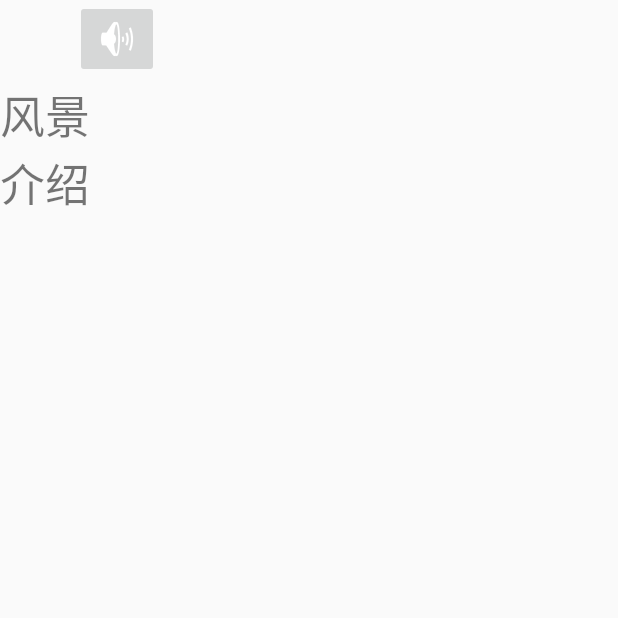
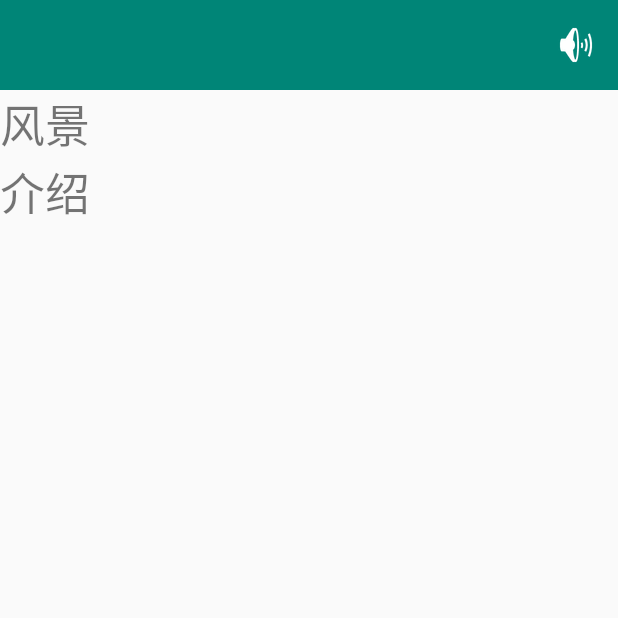
Before and after one commit to Xu-smog/School-Map, an Android app: the DetailsActivity screen opened directly, with no data from a screen before it, on a phone screen of 412 x 824 dp, the top half of it. Run offline under Robolectric (Android 15) with nearby library versions, the phone set to English and light mode, and no system bars.

Commit message:
略微优化ui，添加toolbar，修复语音播放

```diff
--- a/School_Map/app/src/main/java/com/xu/school_map/DetailsActivity.java
+++ b/School_Map/app/src/main/java/com/xu/school_map/DetailsActivity.java
@@ -11,9 +11,12 @@
 import android.support.design.widget.Snackbar;
 import android.support.v7.app.AppCompatActivity;
 import android.support.v7.widget.Toolbar;
+import android.view.Menu;
+import android.view.MenuItem;
 import android.view.View;
 import android.widget.ImageView;
 import android.widget.TextView;
+import android.widget.Toast;
 
 import com.baidu.mapapi.map.BaiduMap;
 import com.baidu.mapapi.model.LatLng;
@@ -46,11 +49,34 @@
 
         setContentView(R.layout.activity_details);
 
-        TextView textView= findViewById(R.id.titleView);
+        Toolbar toolbar = findViewById(R.id.toolbar);
+        toolbar.setTitle(name);
+        toolbar.inflateMenu(R.menu.main_menu);
+        toolbar.setOnMenuItemClickListener(new Toolbar.OnMenuItemClickListener() {
+            @Override
+            public boolean onMenuItemClick(MenuItem menuItem) {
+                switch (menuItem.getItemId()){
+
+                    case R.id.action_speak:
+                        if(play) {
+                            mediaPlayer.stop();
+                            play=false;
+                        }
+                        else {
+                            playSoundByMedia();
+                            play=true;
+                        }
+                        break;
+                }
+                return true;
+            }
+        });
+
+        //TextView textView= findViewById(R.id.titleView);
         TextView descriptionView = findViewById(R.id.descriptionView);
         ImageView imageView=findViewById(R.id.imageView);
 
-        textView.setText(name);
+        //textView.setText(name);
 
         //Json数据的读写
         try {
@@ -90,30 +116,15 @@
         }
     }
 
-    //按钮的单击事件
-    public void onClick(View view) {
-        switch (view.getId()) {
-            //切换地图类型
-            case R.id.audioButton:
-                if(play) {
-                    mediaPlayer.stop();
-                    play=false;
-                }
-                else {
-                    playSoundByMedia();
-                    play=true;
-                }
-                break;
-        }
-    }
-
     private void playSoundByMedia() {
         try {
             mediaPlayer = new MediaPlayer();
             mediaPlayer.setAudioStreamType(AudioManager.STREAM_MUSIC);
             //mediaPlayer.setOnCompletionListener(beepListener);
             try {
+                //Toast.makeText(DetailsActivity.this, audio, Toast.LENGTH_LONG).show();
                 AssetFileDescriptor file = getResources().getAssets().openFd(audio);
+                //Toast.makeText(DetailsActivity.this, file.toString(), Toast.LENGTH_LONG).show();
                 mediaPlayer.setDataSource(file.getFileDescriptor(), file.getStartOffset(), file.getLength());
                 file.close();
                 mediaPlayer.setVolume(0.50f, 0.50f);
--- a/School_Map/app/src/main/java/com/xu/school_map/MainActivity.java
+++ b/School_Map/app/src/main/java/com/xu/school_map/MainActivity.java
@@ -620,7 +620,7 @@
             }
         });
         //使InfoWindow生效
-        mBaiduMap.showInfoWindow(new InfoWindow(infoView, point, -80));
+        mBaiduMap.showInfoWindow(new InfoWindow(infoView, point, -140));
     }
 
     private void getInfoWindoView(final String name,String info,final LatLng point) {
@@ -670,7 +670,7 @@
         });
 
         //使InfoWindow生效
-        mBaiduMap.showInfoWindow(new InfoWindow(infoView, point, -80));
+        mBaiduMap.showInfoWindow(new InfoWindow(infoView, point, -140));
     }
 
     // Android6.0之后需要动态申请权限
--- a/School_Map/app/src/main/res/layout/activity_details.xml
+++ b/School_Map/app/src/main/res/layout/activity_details.xml
@@ -26,19 +26,30 @@
                         android:layout_height="wrap_content"
                         android:orientation="horizontal">
 
+                        <!--
                         <TextView
                             android:id="@+id/titleView"
                             android:layout_width="wrap_content"
                             android:layout_height="wrap_content"
                             android:textSize="40dp" />
 
-                        <ImageButton
-                            android:id="@+id/audioButton"
-                            android:layout_width="wrap_content"
+                         -->
+
+                        <android.support.v7.widget.Toolbar
+                            android:id="@+id/toolbar"
+                            android:layout_width="match_parent"
                             android:layout_height="wrap_content"
-                            android:layout_marginLeft="50dp"
-                            app:srcCompat="@android:drawable/ic_lock_silent_mode_off"
-                            android:onClick="onClick"/>
+                            android:layout_alignStart="@+id/titleLinearLayout"
+                            android:layout_alignLeft="@id/titleLinearLayout"
+                            android:layout_weight="1"
+                            android:background="@color/colorPrimary"
+                            android:minHeight="60dp"
+                            android:theme="?attr/actionBarTheme">
+
+                        </android.support.v7.widget.Toolbar>
+
+
+
                     </LinearLayout>
 
                     <TextView
@@ -56,7 +67,9 @@
                         android:layout_height="wrap_content"
                         android:layout_alignLeft="@id/titleLinearLayout"
                         android:layout_below="@+id/imageTitleView"
-                        android:adjustViewBounds="true" />
+                        android:adjustViewBounds="true"
+                        android:paddingLeft="20dp"
+                        android:paddingRight="20dp"/>
 
                     <TextView
                         android:id="@+id/descTitleView"
@@ -73,7 +86,9 @@
                         android:layout_height="wrap_content"
                         android:layout_below="@+id/descTitleView"
                         android:layout_alignLeft="@id/titleLinearLayout"
-                        android:textSize="20dp" />
+                        android:textSize="20dp"
+                        android:paddingLeft="20dp"
+                        android:paddingRight="20dp"/>
 
 
 
--- a/School_Map/app/src/main/res/layout/activity_main.xml
+++ b/School_Map/app/src/main/res/layout/activity_main.xml
@@ -63,7 +63,10 @@
         android:layout_height="wrap_content"
         android:layout_below="@+id/SatelliteBtn"
         android:layout_alignRight="@+id/GeneralBtn"
-        app:srcCompat="@android:drawable/ic_dialog_map"
+        android:scaleType="fitCenter"
+        android:maxWidth="20dp"
+        android:maxHeight="20dp"
+        app:srcCompat="@drawable/main_icon_location"
         android:onClick="onClick" />
 
     <LinearLayout
--- a/School_Map/app/src/main/res/layout/info_window_view.xml
+++ b/School_Map/app/src/main/res/layout/info_window_view.xml
@@ -19,15 +19,17 @@
         <TextView
             android:id="@+id/HeadTextView"
             android:layout_width="150dp"
-            android:layout_height="30dp"
+            android:layout_height="35dp"
             android:layout_weight="1"
+            android:textSize="25dp"
             android:text="TextView" />
 
         <TextView
             android:id="@+id/ContentTextView"
             android:layout_width="150dp"
-            android:layout_height="30dp"
+            android:layout_height="25dp"
             android:layout_weight="1"
+            android:textSize="15dp"
             android:text="TextView" />
 
     </LinearLayout>
--- /dev/null
+++ b/School_Map/app/src/main/res/menu/main_menu.xml
@@ -0,0 +1,12 @@
+<?xml version="1.0" encoding="utf-8"?>
+<menu xmlns:android="http://schemas.android.com/apk/res/android"
+    xmlns:app="http://schemas.android.com/apk/res-auto">
+
+    <!--搜索菜单-->
+    <item
+        android:id="@+id/action_speak"
+        android:icon="@android:drawable/ic_lock_silent_mode_off"
+        android:orderInCategory="80"
+        android:title="speak"
+        app:showAsAction="ifRoom" />
+</menu>
```
Also changed, not shown: School_Map/app/src/main/res/drawable/drive.png, School_Map/app/src/main/res/drawable/icon_geo.png, School_Map/app/src/main/res/drawable/icon_geo1.png (added), School_Map/app/src/main/res/drawable/main_icon_location.png (added), School_Map/app/src/main/res/drawable/walk.png, 1 other file.
